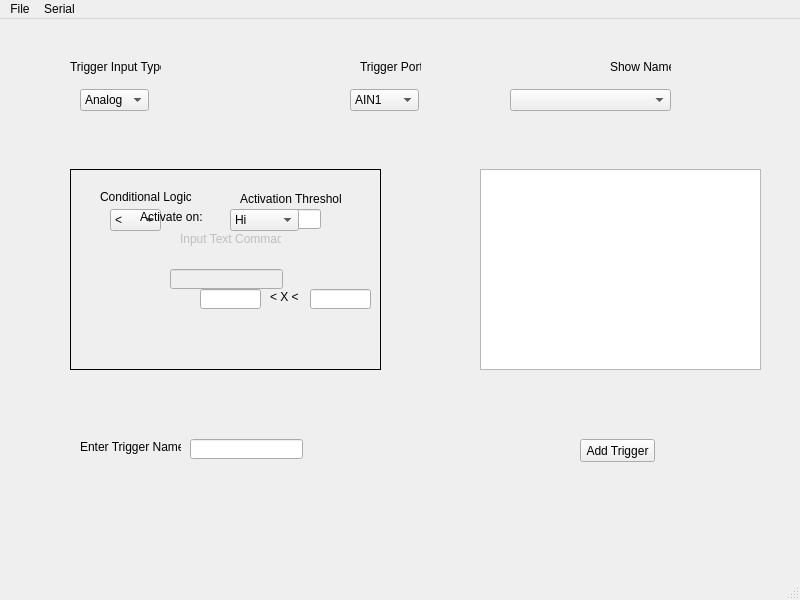
Qt form behaviorprogramming.ui (AJEdwards314/UIShowEditor) before a commit.
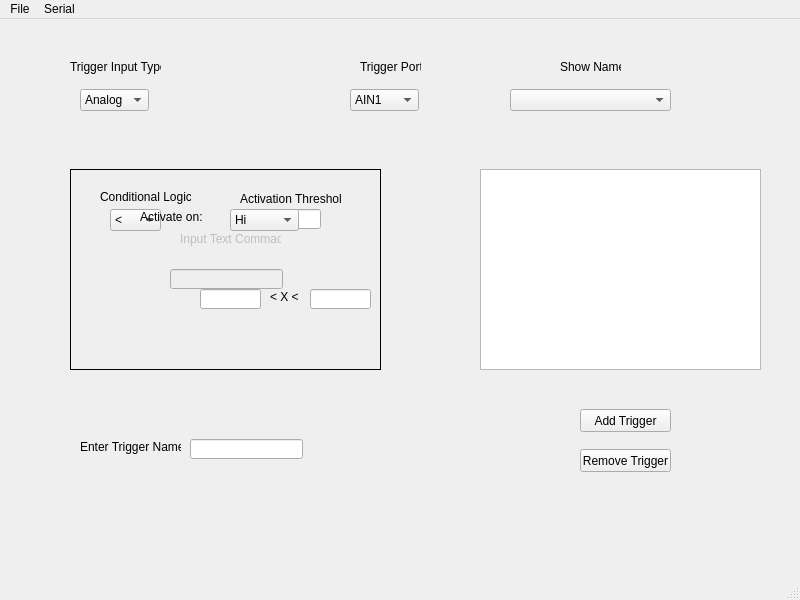
The same form after that commit. Icons and pictures are not drawn.

What changed in the file:
```diff
--- a/behaviorprogramming.ui
+++ b/behaviorprogramming.ui
@@ -148,8 +148,8 @@
     <property name="geometry">
      <rect>
       <x>580</x>
-      <y>420</y>
-      <width>75</width>
+      <y>390</y>
+      <width>91</width>
       <height>23</height>
      </rect>
     </property>
@@ -186,7 +186,7 @@
    <widget class="QLabel" name="showLabel">
     <property name="geometry">
      <rect>
-      <x>610</x>
+      <x>560</x>
       <y>40</y>
       <width>61</width>
       <height>16</height>
@@ -446,6 +446,19 @@
      </item>
     </widget>
    </widget>
+   <widget class="QPushButton" name="removeTriggerButton">
+    <property name="geometry">
+     <rect>
+      <x>580</x>
+      <y>430</y>
+      <width>91</width>
+      <height>23</height>
+     </rect>
+    </property>
+    <property name="text">
+     <string>Remove Trigger</string>
+    </property>
+   </widget>
    <zorder>textFrame</zorder>
    <zorder>analogFrame</zorder>
    <zorder>inTypeMenu</zorder>
```
Left out of the diff: 1 changed line with no effect on the pictures.
